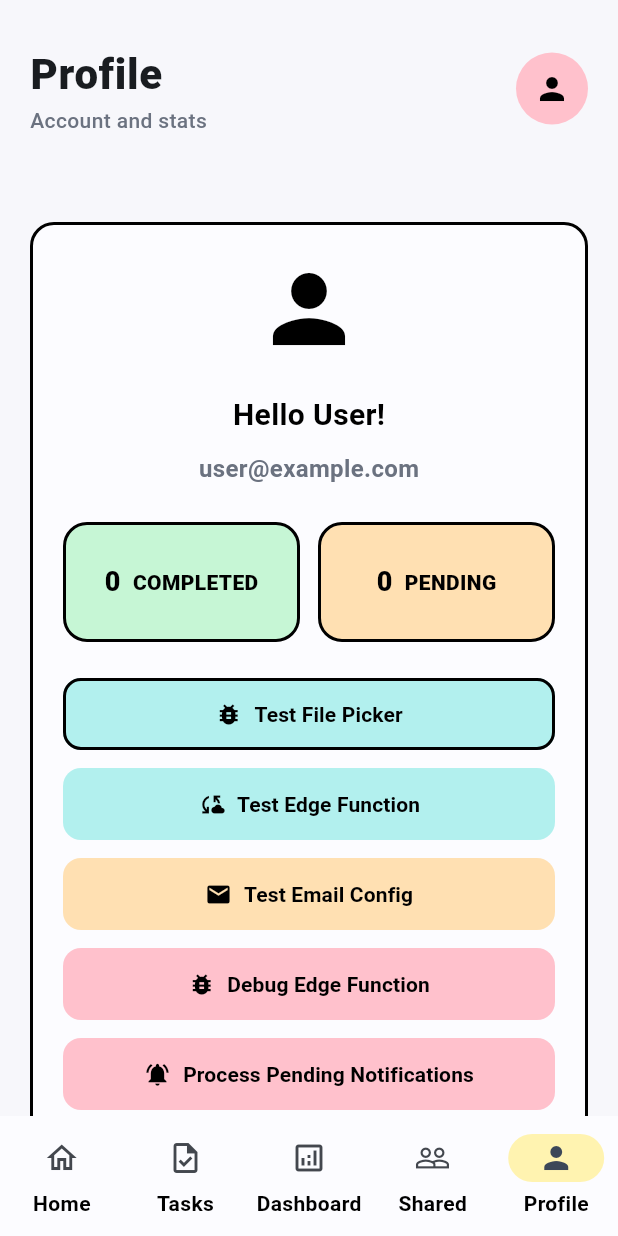
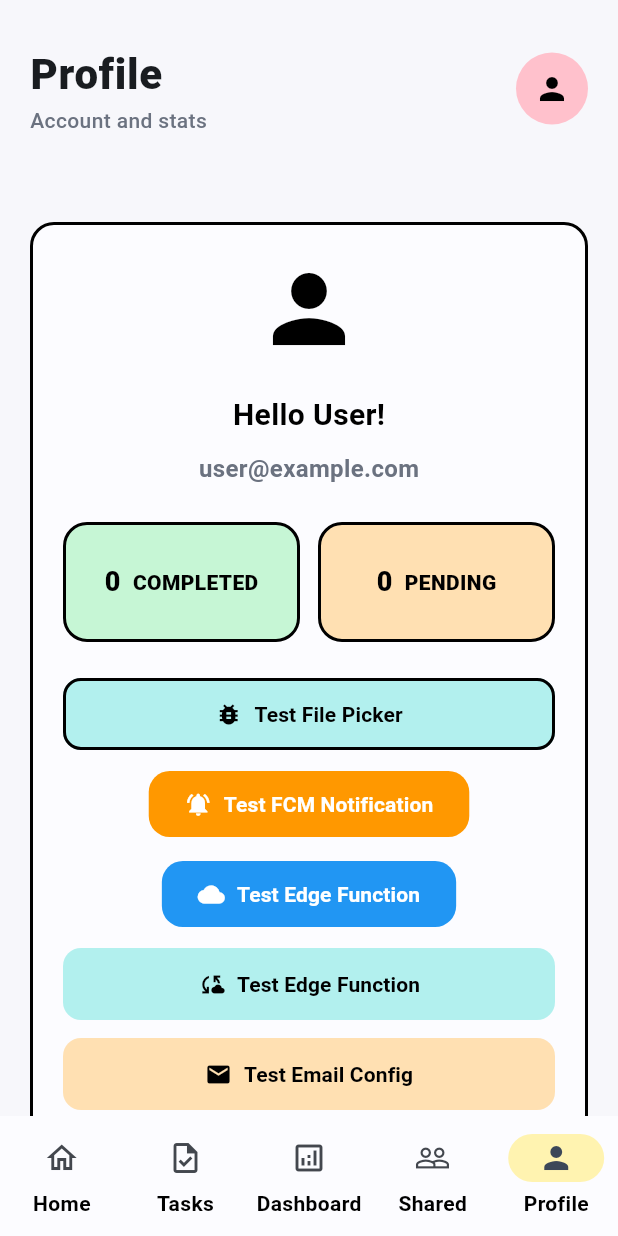
Before and after one commit to LDrago-zae/buildables_neu_todo, a Flutter app: the HomeScreen screen opened directly, item 5 of the bottom bar chosen, on a phone screen of 412 x 824 dp. Run offline on Flutter 3.47's test engine with Material 3 defaults, Android fonts, the light colour scheme and no system bars; our stand-ins replace connectivity_plus, drift, file_picker, firebase_core, firebase_messaging, fl_chart and 5 more; missing offline and left inert: sqlite3; accounts and stored records are empty; generated files the repository leaves out were written again.

Commit message:
Feat: Add FCM Notification and Edge Function Tests
This commit introduces functionality to test Firebase Cloud Messaging (FCM) notifications and Supabase Edge Functions directly from the Profile tab. It also updates the Android build configuration.

Key changes:
- Added "Test FCM Notification" and "Test Edge Function" buttons to `ProfileTab`.
- Implemented `testFCMNotification` function to send a test notification to the logged-in user via the 'dynamic-processor' edge function.
- Implemented `testEdgeFunction` function to invoke the 'dynamic-processor' edge function with a test payload.
- Added a utility function `_showSnackBar` to display informative messages (success, error, info) to the user.
- Updated `android/app/build.gradle.kts`:
    - Set `compileSdk` and `targetSdk` to 36.
    - Added Firebase Messaging dependency: `implementation("com.google.firebase:firebase-messaging")`.

```diff
--- a/lib/views/home/profile_tab.dart
+++ b/lib/views/home/profile_tab.dart
@@ -2,6 +2,7 @@ import 'package:flutter/material.dart';
 import 'package:buildables_neu_todo/core/app_colors.dart';
 import 'package:buildables_neu_todo/views/widgets/file_picker_test_widget.dart';
 import 'package:buildables_neu_todo/controllers/task_controller.dart';
+import 'package:supabase_flutter/supabase_flutter.dart';
 
 class ProfileTab extends StatelessWidget {
   final int completed;
@@ -116,6 +117,34 @@ class ProfileTab extends StatelessWidget {
                         label: const Text(
                           'Test File Picker',
                           style: TextStyle(fontWeight: FontWeight.bold),
+                        ),
+                      ),
+                    ),
+                    SizedBox(height: 12),
+                    ElevatedButton.icon(
+                      onPressed: () => testFCMNotification(context),
+                      icon: Icon(Icons.notifications_active),
+                      label: Text('Test FCM Notification'),
+                      style: ElevatedButton.styleFrom(
+                        backgroundColor: Colors.orange,
+                        foregroundColor: Colors.white,
+                        padding: EdgeInsets.symmetric(
+                          horizontal: 24,
+                          vertical: 12,
+                        ),
+                      ),
+                    ),
+                    const SizedBox(height: 12),
+                    ElevatedButton.icon(
+                      onPressed: () => testEdgeFunction(context),
+                      icon: Icon(Icons.cloud),
+                      label: Text('Test Edge Function'),
+                      style: ElevatedButton.styleFrom(
+                        backgroundColor: Colors.blue,
+                        foregroundColor: Colors.white,
+                        padding: EdgeInsets.symmetric(
+                          horizontal: 24,
+                          vertical: 12,
                         ),
                       ),
                     ),
@@ -506,3 +535,59 @@ class _StatPill extends StatelessWidget {
     );
   }
 }
+
+Future<void> testEdgeFunction(BuildContext context) async {
+  try {
+    _showSnackBar(context, 'Calling edge function...', Colors.blue);
+
+    final response = await Supabase.instance.client.functions.invoke(
+      'dynamic-processor',
+      body: {'test': true},
+    );
+
+    _showSnackBar(
+      context,
+      'Edge function response: ${response.data}',
+      Colors.green,
+    );
+  } catch (e) {
+    _showSnackBar(context, 'Edge function error: $e', Colors.red);
+  }
+}
+
+void _showSnackBar(BuildContext context, String message, Color color) {
+  ScaffoldMessenger.of(context).showSnackBar(
+    SnackBar(
+      content: Text(message),
+      backgroundColor: color,
+      duration: Duration(seconds: 3),
+    ),
+  );
+}
+
+Future<void> testFCMNotification(BuildContext context) async {
+  try {
+    final user = Supabase.instance.client.auth.currentUser;
+    if (user == null) {
+      _showSnackBar(context, 'User not logged in', Colors.red);
+      return;
+    }
+
+    _showSnackBar(context, 'Sending test notification...', Colors.blue);
+
+    final response = await Supabase.instance.client.functions.invoke(
+      'dynamic-processor',
+      body: {
+        'test': true,
+        'user_id': user.id,
+        'title': '🚀 Test Notification',
+        'body': 'This is only a test via FCM v1 API',
+        'data': {'type': 'test'},
+      },
+    );
+
+    _showSnackBar(context, 'Edge response: ${response.data}', Colors.green);
+  } catch (e) {
+    _showSnackBar(context, 'Error: $e', Colors.red);
+  }
+}
```
Also changed, not shown: 1 other file.
